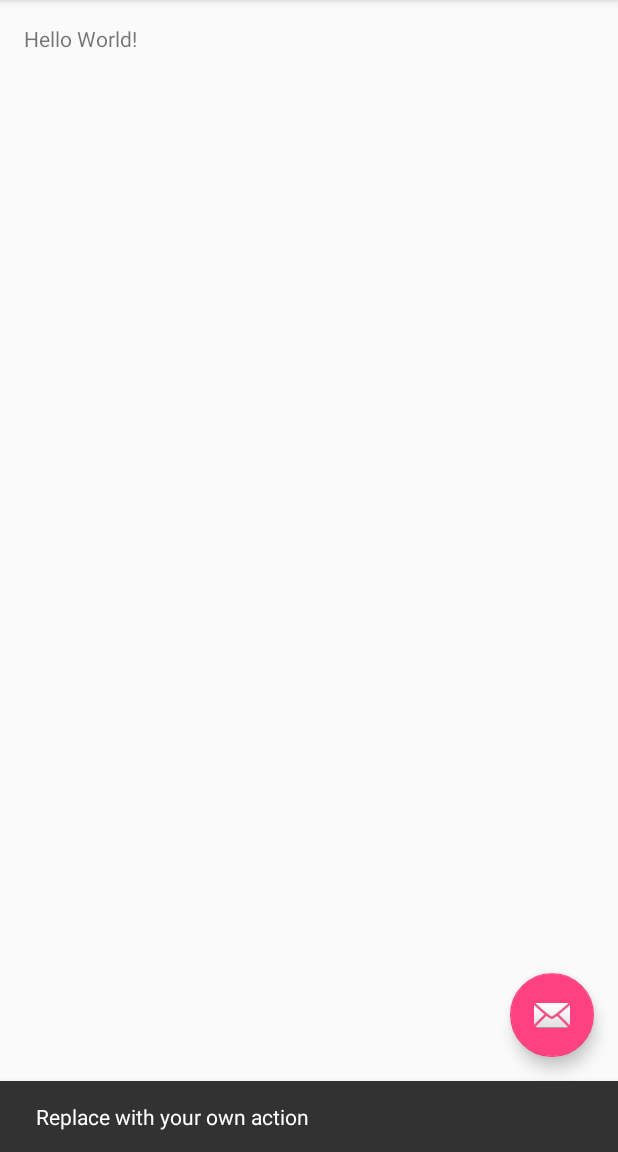
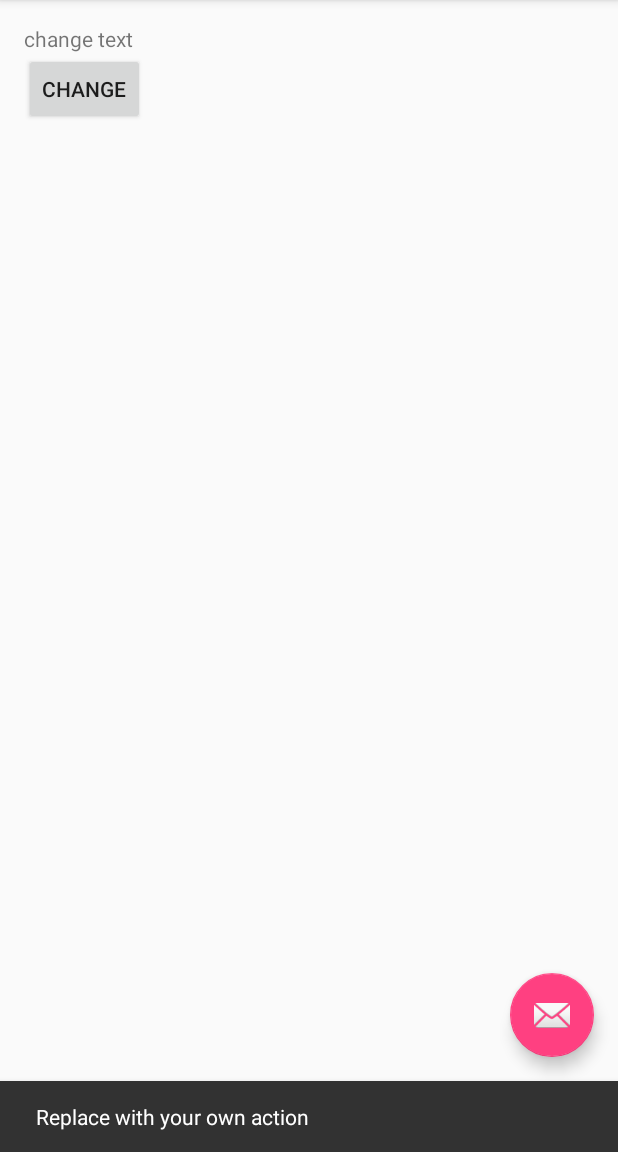
Before and after one commit to kiss9815/SampleOrientation1, an Android app: the screen it shows after launch (MainActivity), after a tap on an icon or button, on a phone screen of 412 x 824 dp, the part 84-1236 px from its top. Run offline under Robolectric (Android 15) with nearby library versions, the phone set to English and light mode, and no system bars; 1 other tap on this screen came first.

```diff
--- a/app/src/main/AndroidManifest.xml
+++ b/app/src/main/AndroidManifest.xml
@@ -11,7 +11,10 @@
         <activity
             android:name=".MainActivity"
             android:label="@string/app_name"
-            android:theme="@style/AppTheme.NoActionBar">
+            android:theme="@style/AppTheme.NoActionBar"
+            android:configChanges="orientation|screenSize">
+            <!--오리엔테이션이 바뀔때마다 액티비티 실행이 다시 안되게 configChange 를 설정, 바뀐 값만 알고 싶을때 사용-->
+
             <intent-filter>
                 <action android:name="android.intent.action.MAIN" />
 
--- a/app/src/main/java/com/example/tacademy/sampleorientation1/MainActivity.java
+++ b/app/src/main/java/com/example/tacademy/sampleorientation1/MainActivity.java
@@ -1,15 +1,23 @@
 package com.example.tacademy.sampleorientation1;
 
+import android.content.res.Configuration;
 import android.os.Bundle;
 import android.support.design.widget.FloatingActionButton;
 import android.support.design.widget.Snackbar;
 import android.support.v7.app.AppCompatActivity;
 import android.support.v7.widget.Toolbar;
+import android.view.Display;
+import android.view.Surface;
 import android.view.View;
 import android.view.Menu;
 import android.view.MenuItem;
+import android.widget.Button;
+import android.widget.TextView;
+import android.widget.Toast;
 
 public class MainActivity extends AppCompatActivity {
+
+    TextView messageView;
 
     @Override
     protected void onCreate(Bundle savedInstanceState) {
@@ -26,6 +34,47 @@ public class MainActivity extends AppCompatActivity {
                         .setAction("Action", null).show();
             }
         });
+
+        messageView = (TextView)findViewById(R.id.text_message);
+        Button btn = (Button)findViewById(R.id.btn_change);
+        btn.setOnClickListener(new View.OnClickListener() {
+            @Override
+            public void onClick(View v) {
+                messageView.setText("change text");
+            }
+        });
+
+        Configuration config = getResources().getConfiguration();
+        if(config.orientation ==Configuration.ORIENTATION_PORTRAIT ){  //onConfigurationChanged 를 설정하면 처음 액티비티가 실행될때만 onCreate 가 실행됨
+            Toast.makeText(this, "onCreate.... Portrait", Toast.LENGTH_SHORT).show();
+        }else {
+            Toast.makeText(this, "onCreate.... Landscape", Toast.LENGTH_SHORT).show();
+        }
+
+
+        String[] rotateMessage = {"0", "90" , "180" , "270"};
+        Display display = getWindowManager().getDefaultDisplay();    // display도 오리엔테이션 변경을 알 수 있다. 모든 방향에 대한 회전을 알 수 있음
+        int rotate = display.getRotation();
+        switch (rotate){
+            case Surface.ROTATION_0:
+            case Surface.ROTATION_90:
+            case Surface.ROTATION_180:
+            case Surface.ROTATION_270:
+                Toast.makeText(this, "rotate : " + rotateMessage[rotate] , Toast.LENGTH_SHORT).show();
+                break;
+        }
+
+    }
+
+    @Override
+    public void onConfigurationChanged(Configuration newConfig) { // 오리엔테이션이 변경되어도 액티비티가 다시 실행되지 않도록 메니페스트에서 설정을 하면
+                                                                        // orientation이 변경될시 이 메소드가 호출됨
+        super.onConfigurationChanged(newConfig);
+        if (newConfig.orientation == Configuration.ORIENTATION_PORTRAIT) {
+            Toast.makeText(this, "onConfigurationChanged.... Portrait", Toast.LENGTH_SHORT).show();
+        } else {
+            Toast.makeText(this, "onConfigurationChanged.... Landscape", Toast.LENGTH_SHORT).show();
+        }
     }
 
     @Override
--- /dev/null
+++ b/app/src/main/res/layout-land/content_main.xml
@@ -0,0 +1,25 @@
+<?xml version="1.0" encoding="utf-8"?>
+<LinearLayout xmlns:android="http://schemas.android.com/apk/res/android"
+    xmlns:app="http://schemas.android.com/apk/res-auto"
+    android:orientation="vertical" android:layout_width="match_parent"
+    android:layout_height="match_parent"
+    app:layout_behavior="@string/appbar_scrolling_view_behavior">
+
+    <TextView
+        android:layout_width="wrap_content"
+        android:layout_height="wrap_content"
+        android:text="port"
+        android:id="@+id/text_message" />
+
+    <Button
+        style="?android:attr/buttonStyleSmall"
+        android:layout_width="wrap_content"
+        android:layout_height="wrap_content"
+        android:text="change"
+        android:id="@+id/btn_change"
+        android:layout_below="@+id/text_message"
+        android:layout_alignParentLeft="true"
+        android:layout_alignParentStart="true"
+        android:layout_gravity="right" />
+
+</LinearLayout>
--- a/app/src/main/res/layout/content_main.xml
+++ b/app/src/main/res/layout/content_main.xml
@@ -15,5 +15,18 @@
     <TextView
         android:layout_width="wrap_content"
         android:layout_height="wrap_content"
-        android:text="Hello World!" />
+        android:text="port"
+        android:id="@+id/text_message" />
+
+    <Button
+        style="?android:attr/buttonStyleSmall"
+        android:layout_width="wrap_content"
+        android:layout_height="wrap_content"
+        android:text="change"
+        android:id="@+id/btn_change"
+        android:layout_below="@+id/text_message"
+        android:layout_alignParentLeft="true"
+        android:layout_alignParentStart="true" />
+
+
 </RelativeLayout>
```
